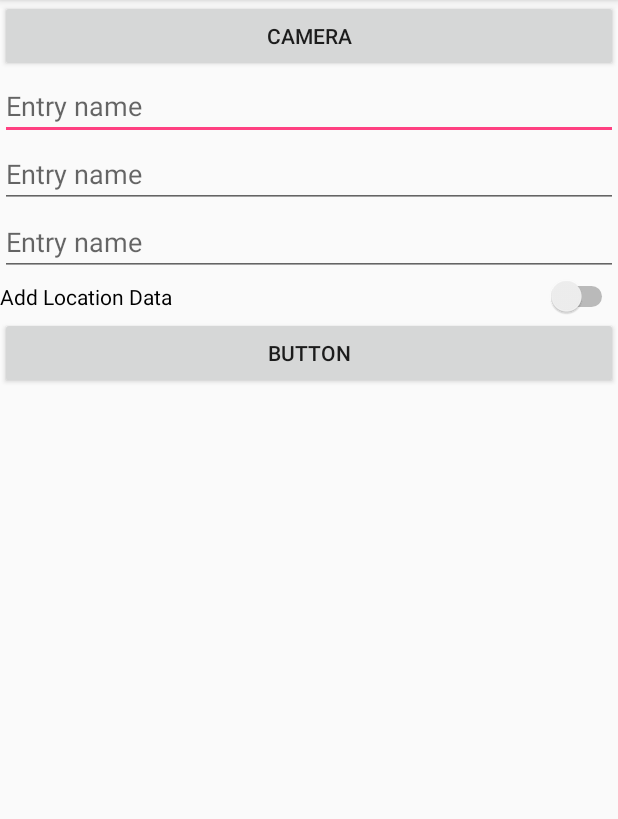
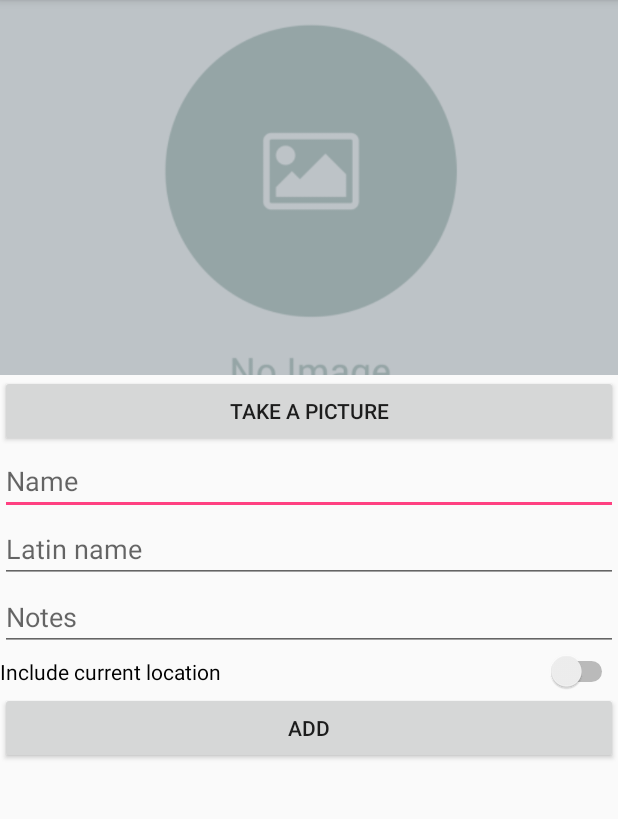
Before and after one commit to SHeija/PlantSpotting, an Android app: the screen it shows after launch (AddNewEntry), in the options menu, after a tap on "Add Entry", on a phone screen of 412 x 824 dp, the part 84-903 px from its top. Run offline under Robolectric (Android 15) with nearby library versions, the phone set to English and light mode, and no system bars; our stand-ins replace Room's generated code.

Commit message:
Everything works

```diff
--- a/app/build.gradle
+++ b/app/build.gradle
@@ -29,11 +29,11 @@ dependencies {
     def room_version = "1.1.0"
     implementation "android.arch.persistence.room:runtime:$room_version"
     annotationProcessor "android.arch.persistence.room:compiler:$room_version"
-    //picasso
-    //implementation 'com.squareup.picasso:picasso:2.5.2'
+
     //glide
     implementation 'com.github.bumptech.glide:glide:4.7.1'
     annotationProcessor 'com.github.bumptech.glide:compiler:4.7.1'
+
     implementation 'com.android.support:appcompat-v7:27.1.1'
     implementation 'com.android.support.constraint:constraint-layout:1.1.0'
     implementation 'com.android.support:design:27.1.1'
--- a/app/src/main/java/fi/haaga_helia/sheija/plantspotting/RecyclerViewAdapter.java
+++ b/app/src/main/java/fi/haaga_helia/sheija/plantspotting/RecyclerViewAdapter.java
@@ -2,10 +2,6 @@ package fi.haaga_helia.sheija.plantspotting;
 
 import android.arch.persistence.room.Room;
 import android.content.Context;
-import android.content.Intent;
-import android.graphics.Bitmap;
-import android.graphics.Color;
-import android.net.Uri;
 import android.support.v7.widget.RecyclerView;
 import android.util.Log;
 import android.view.ContextMenu;
@@ -17,10 +13,9 @@ import android.widget.ImageView;
 import android.widget.LinearLayout;
 import android.widget.PopupMenu;
 import android.widget.TextView;
-import android.widget.Toast;
 
 import com.bumptech.glide.Glide;
-import com.squareup.picasso.Picasso;
+import com.bumptech.glide.request.RequestOptions;
 
 import java.io.File;
 import java.util.List;
@@ -31,25 +26,20 @@ import fi.haaga_helia.sheija.plantspotting.db.models.Entry;
 public class RecyclerViewAdapter extends RecyclerView.Adapter<RecyclerViewAdapter.MyViewHolder> {
 
     private List<Entry> entryList;
-    //jesus take the wheel
     private AppDatabase db;
-    Context context;
-
-
-
+    private Context context;
 
     //konstruktori
-    public RecyclerViewAdapter(List<Entry> entryList, Context context) { //aaaa
+    public RecyclerViewAdapter(List<Entry> entryList, Context context) {
         this.entryList = entryList;
         this.context = context;
         this.db = getDb();
-        //this.db = db; //aaaa
     }
 
     //viewholder
     public class MyViewHolder extends RecyclerView.ViewHolder implements View.OnClickListener, View.OnCreateContextMenuListener, PopupMenu.OnMenuItemClickListener{
         public TextView name, latinName, date, location, note;
-        public ImageView imagePath;
+        public ImageView image;
         public LinearLayout linearLayout;
 
         //mitä yhdessä viewholderissa on
@@ -61,7 +51,7 @@ public class RecyclerViewAdapter extends RecyclerView.Adapter<RecyclerViewAdapte
             note = view.findViewById(R.id.entryNote);
             date = view.findViewById(R.id.entryDate);
             location = view.findViewById(R.id.entryLocation);
-            imagePath = view.findViewById(R.id.entryImagePath);
+            image = view.findViewById(R.id.entryImage);
 
             //kun viewholderia klikataan
             view.setOnClickListener(this);
@@ -111,26 +101,12 @@ public class RecyclerViewAdapter extends RecyclerView.Adapter<RecyclerViewAdapte
         holder.location.setText(entry.getLocation());
         holder.note.setText(entry.getNote());
 
-        holder.imagePath.setImageDrawable (null);
+        //reseting the picture to avoid weird bugs
+        holder.image.setImageResource(R.drawable.placeholder);
 
         if (entry.getImagePath() != null) {
-            //Picasso.with(context).setLoggingEnabled(true);
             File imageFile = new File(entry.getImagePath());
-            Glide.with(context).load(imageFile).into(holder.imagePath);
-            //holder.imagePath.setImageURI(Uri.parse(entry.getImagePath()));
-            //Picasso.with(context).load(imageFile).into(holder.imagePath);
-        }
-
-        ////DEBUG SHIT
-        if(position %2 == 1)
-        {
-            holder.itemView.setBackgroundColor(Color.parseColor("#FFFFFF"));
-            //  holder.imageView.setBackgroundColor(Color.parseColor("#FFFFFF"));
-        }
-        else
-        {
-            holder.itemView.setBackgroundColor(Color.parseColor("#a9a9a9"));
-            //  holder.imageView.setBackgroundColor(Color.parseColor("#FFFAF8FD"));
+            Glide.with(context).load(imageFile).into(holder.image);
         }
 
     }
@@ -157,8 +133,6 @@ public class RecyclerViewAdapter extends RecyclerView.Adapter<RecyclerViewAdapte
 
     }
 
-
-
     public AppDatabase getDb(){
         AppDatabase db = Room.databaseBuilder(context, AppDatabase.class, "entry-database").allowMainThreadQueries()
                 .build();
--- a/app/src/main/res/layout/activity_add_new_entry.xml
+++ b/app/src/main/res/layout/activity_add_new_entry.xml
@@ -1,63 +1,90 @@
 <?xml version="1.0" encoding="utf-8"?>
-<LinearLayout xmlns:android="http://schemas.android.com/apk/res/android"
+
+<android.support.constraint.ConstraintLayout xmlns:android="http://schemas.android.com/apk/res/android"
     xmlns:app="http://schemas.android.com/apk/res-auto"
     xmlns:tools="http://schemas.android.com/tools"
     android:orientation="vertical"
     android:layout_width="match_parent"
     android:layout_height="match_parent"
     tools:context=".AddNewEntry">
+    <ScrollView
+        android:layout_width="match_parent"
+        android:layout_height="match_parent">
+
+        <android.support.constraint.ConstraintLayout
+            android:layout_width="match_parent"
+            android:layout_height="wrap_content">
 
             <ImageView
                 android:id="@+id/previewImageView"
+                android:layout_width="match_parent"
+                android:layout_height="250dp"
                 android:contentDescription="preview image"
-        android:layout_width="wrap_content"
-        android:layout_height="wrap_content" />
+                android:scaleType="centerCrop"
+                android:src="@drawable/placeholder"
+                app:layout_constraintEnd_toEndOf="parent"
+                app:layout_constraintStart_toStartOf="parent"
+                app:layout_constraintTop_toTopOf="parent" />
+
             <Button
                 android:id="@+id/cameraButton"
                 android:layout_width="match_parent"
                 android:layout_height="wrap_content"
-        android:text="Camera" />
+                android:text="@string/addCamera"
+                app:layout_constraintEnd_toEndOf="parent"
+                app:layout_constraintStart_toStartOf="parent"
+                app:layout_constraintTop_toBottomOf="@+id/previewImageView" />
+
             <EditText
                 android:id="@+id/addNameEditText"
                 android:layout_width="match_parent"
                 android:layout_height="wrap_content"
                 android:ems="10"
-        android:hint="Entry name"
+                android:hint="@string/addName"
                 android:inputType="textPersonName"
-        tools:layout_editor_absoluteX="0dp"
-        tools:layout_editor_absoluteY="9dp" />
+                app:layout_constraintEnd_toEndOf="parent"
+                app:layout_constraintStart_toStartOf="parent"
+                app:layout_constraintTop_toBottomOf="@+id/cameraButton" />
 
             <EditText
                 android:id="@+id/addLatNameEditText"
                 android:layout_width="match_parent"
                 android:layout_height="wrap_content"
                 android:ems="10"
-        android:hint="Entry name"
+                android:hint="@string/addLatname"
                 android:inputType="textPersonName"
-        tools:layout_editor_absoluteX="0dp"
-        tools:layout_editor_absoluteY="9dp" />
+                app:layout_constraintEnd_toEndOf="parent"
+                app:layout_constraintStart_toStartOf="parent"
+                app:layout_constraintTop_toBottomOf="@+id/addNameEditText" />
 
             <EditText
                 android:id="@+id/addNoteEditText"
                 android:layout_width="match_parent"
                 android:layout_height="wrap_content"
                 android:ems="10"
-        android:hint="Entry name"
-        android:inputType="textPersonName"
-        tools:layout_editor_absoluteX="0dp"
-        tools:layout_editor_absoluteY="9dp" />
+                android:hint="@string/addNote"
+                android:inputType="textMultiLine"
+                app:layout_constraintEnd_toEndOf="parent"
+                app:layout_constraintStart_toStartOf="parent"
+                app:layout_constraintTop_toBottomOf="@+id/addLatNameEditText" />
 
             <Switch
                 android:id="@+id/locationSwitch"
                 android:layout_width="match_parent"
                 android:layout_height="wrap_content"
-        android:text="Add Location Data" />
+                android:text="@string/addLocation"
+                app:layout_constraintEnd_toEndOf="parent"
+                app:layout_constraintStart_toStartOf="parent"
+                app:layout_constraintTop_toBottomOf="@+id/addNoteEditText" />
 
             <Button
                 android:id="@+id/addButton"
                 android:layout_width="match_parent"
                 android:layout_height="wrap_content"
-        android:text="Button"
-        tools:layout_editor_absoluteX="0dp"
-        tools:layout_editor_absoluteY="55dp" />
-</LinearLayout>
+                android:text="@string/addAdd"
+                app:layout_constraintEnd_toEndOf="parent"
+                app:layout_constraintStart_toStartOf="parent"
+                app:layout_constraintTop_toBottomOf="@+id/locationSwitch" />
+        </android.support.constraint.ConstraintLayout>
+    </ScrollView>
+</android.support.constraint.ConstraintLayout>
--- a/app/src/main/res/values/strings.xml
+++ b/app/src/main/res/values/strings.xml
@@ -1,4 +1,10 @@
 <resources>
     <string name="app_name">PlantSpotting</string>
-    <string name="title_activity_tetsi">tetsi</string>
+ <!-- Add new entry -->
+    <string name="addName">Name</string>
+    <string name="addLatname">Latin name</string>
+    <string name="addNote">Notes</string>
+    <string name="addLocation">Include current location</string>
+    <string name="addCamera">Take a picture</string>
+    <string name="addAdd">Add</string>
 </resources>
```
Also changed, not shown: app/src/main/java/fi/haaga_helia/sheija/plantspotting/AddNewEntry.java (+4 -4 lines), app/src/main/res/layout/activity_main.xml (+5 -7 lines), app/src/main/res/layout/entrylist_row.xml (+15 -18 lines), app/src/main/res/drawable/placeholder.png (added), 1 other file. Lines whose indentation alone changed are shown as unchanged.
